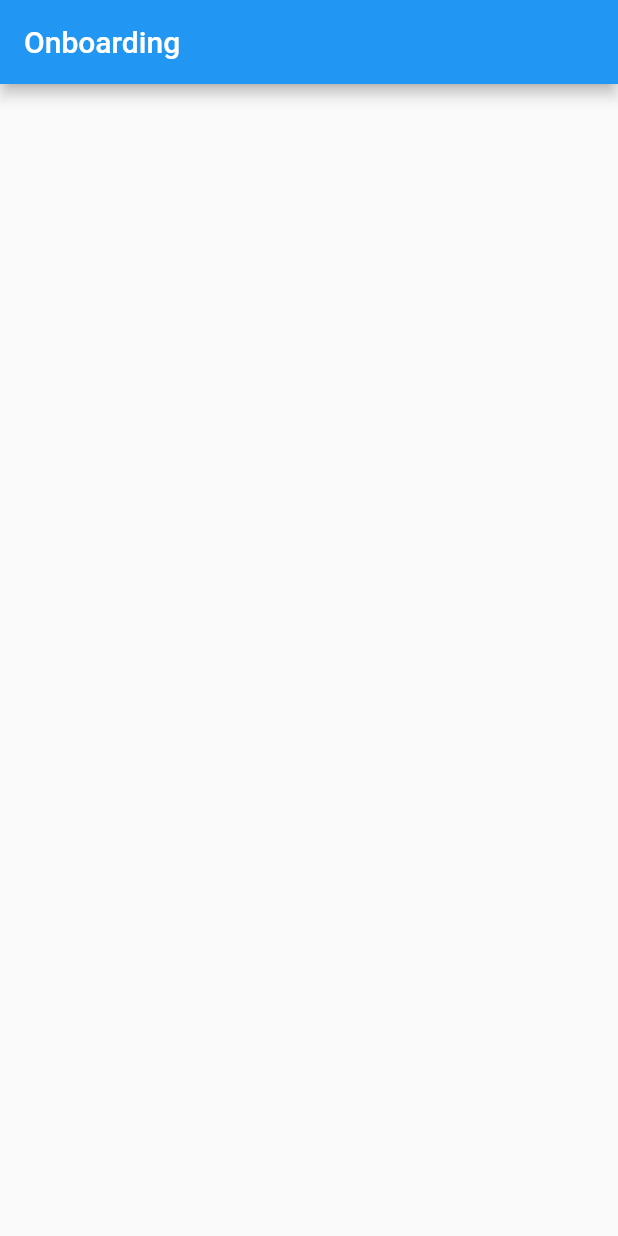
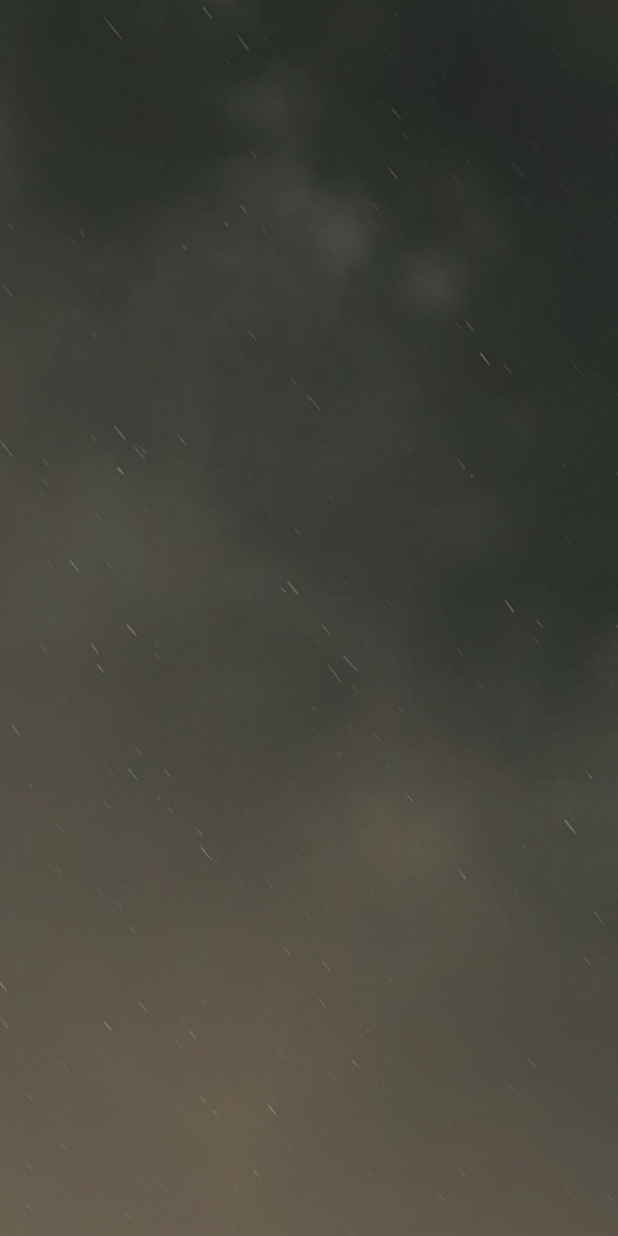
Before and after one commit to AtanasNankinski/DiplomaWorkMobile, a Flutter app: the screen it shows after launch, on a phone screen of 412 x 824 dp. Run offline on Flutter 3.47's test engine with Material 2 defaults, Android fonts, the light colour scheme and no system bars.

Commit message:
Added base widgets representing basic page content. Added simple widgets for the onboarding screens.

```diff
--- /dev/null
+++ b/lib/components/base_page_nobar_widget.dart
@@ -0,0 +1,27 @@
+import 'package:flutter/material.dart';
+
+class BasePageNoBarWidget extends StatelessWidget {
+  final Widget child;
+
+  const BasePageNoBarWidget({required this.child, Key? key}) : super(key: key);
+
+  @override
+  Widget build(BuildContext context) {
+    return Container(
+      decoration: BoxDecoration(
+          image: DecorationImage(
+              image: AssetImage(
+                  'assets/PagesBG.png'
+              ),
+              fit: BoxFit.fitHeight
+          )
+      ),
+      child: Scaffold(
+        backgroundColor: Colors.transparent,
+        body: SafeArea(
+          child: child,
+        ),
+      ),
+    );
+  }
+}
--- a/lib/main.dart
+++ b/lib/main.dart
@@ -9,6 +9,11 @@
     SystemUiMode.manual,
     overlays: [SystemUiOverlay.bottom, SystemUiOverlay.top],
   );
+  SystemChrome.setPreferredOrientations([
+    DeviceOrientation.portraitUp,
+    DeviceOrientation.portraitDown,
+  ]);
+
   runApp(const MyApp());
 }
 
@@ -20,6 +25,7 @@
     return MaterialApp(
       title: 'Flutter Demo',
       theme: mainTheme,
+      debugShowCheckedModeBanner: false,
       home: const OnboardingPage(),
     );
   }
--- a/lib/onboarding/onboarding_page.dart
+++ b/lib/onboarding/onboarding_page.dart
@@ -1,15 +1,17 @@
 import 'package:flutter/material.dart';
+import 'package:diploma_work_mobile/components/base_page_nobar_widget.dart';
 
 class OnboardingPage extends StatelessWidget {
   const OnboardingPage({Key? key}) : super(key: key);
 
   @override
   Widget build(BuildContext context) {
-    return Scaffold(
-      appBar: AppBar(
-        title: const Text("Onboarding"),
+    return BasePageNoBarWidget(
+      child: PageView(
+        children: [
+
+        ],
       ),
-      body: Container(),
     );
   }
 }
--- a/pubspec.yaml
+++ b/pubspec.yaml
@@ -61,13 +61,7 @@
 
 # The following section is specific to Flutter.
 flutter:
-
-  # The following line ensures that the Material Icons font is
-  # included with your application, so that you can use the icons in
-  # the material Icons class.
   uses-material-design: true
-
-  # To add assets to your application, add an assets section, like this:
   assets:
     - assets/
 
```
Also changed, not shown: lib/components/base_page_widget.dart (+25 -4 lines), lib/onboarding/onboarding_page_four.dart (added, +14 -0 lines), lib/onboarding/onboarding_page_one.dart (added, +14 -0 lines), lib/onboarding/onboarding_page_three.dart (added, +14 -0 lines), lib/onboarding/onboarding_page_two.dart (added, +14 -0 lines), assets/PagesBG.png (added).
